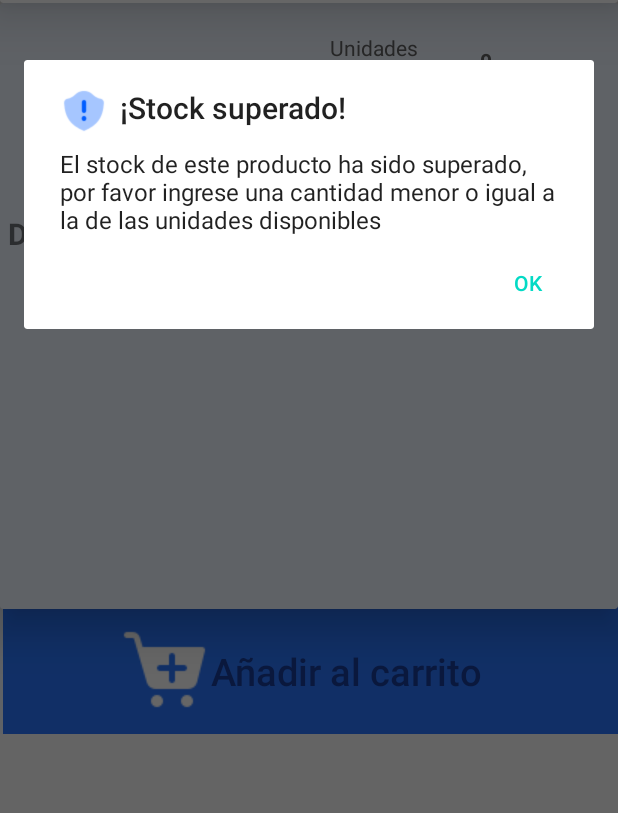
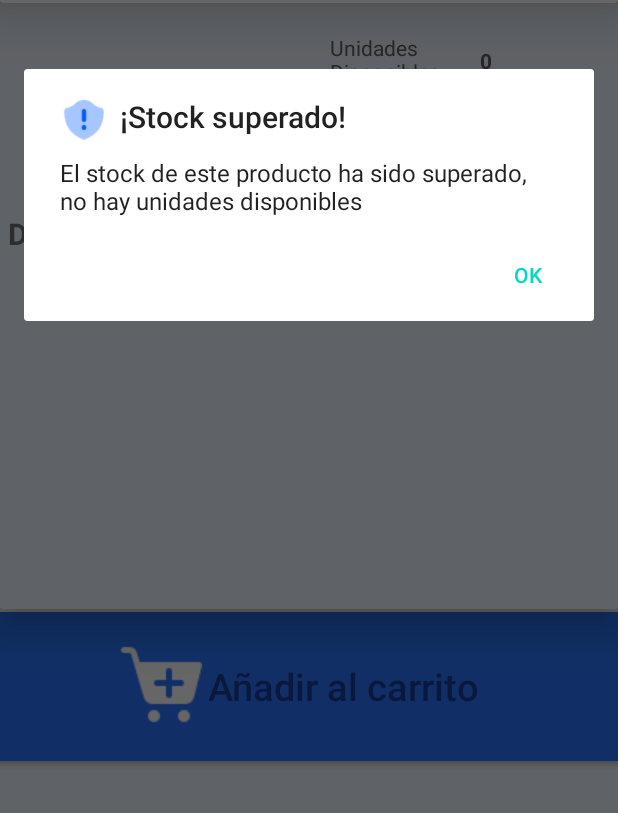
Before and after one commit to williamtocto/examen_complexivo_v2, an Android app: the DetalleProducto screen opened directly, with no data from a screen before it, after a tap on an icon or button, on a phone screen of 412 x 824 dp, the part 423-1236 px from its top. Run offline under Robolectric (Android 15) with nearby library versions, the light colour scheme and no system bars; our stand-ins replace Picasso; pictures from the network do not load; Roboto replaces fonts that are not available here; 6 statements that could not run were skipped.

Commit message:
Arreglo de que no se ingresen al carrito  productos en stock 0

```diff
--- a/app/src/main/java/com/example/proyecto_examen_complexivo/DetalleProducto.java
+++ b/app/src/main/java/com/example/proyecto_examen_complexivo/DetalleProducto.java
@@ -25,7 +25,7 @@ public class DetalleProducto extends AppCompatActivity {
     TextView nombreProdcuto, precioProdcuto, descripcionProducto, stockProdcuto;
     EditText cantidad;
     Button btnAñadirCarrito;
-    int  stock;
+    int stock;
     String nombre, precio, descripcion;
     String image;
     String id_producto;
@@ -35,15 +35,14 @@ public class DetalleProducto extends AppCompatActivity {
         super.onCreate(savedInstanceState);
         setContentView(R.layout.activity_detalle_producto);
         setTitle("Detalle del Producto");
+        btn_mas = findViewById(R.id.btnMasDetPro);
+        btn_menos = findViewById(R.id.btnMenosDetPro);
+        cantidad = findViewById(R.id.txt_cantidadProductoDetPro);
 
-        btn_mas=findViewById(R.id.btnMasDetPro);
-        btn_menos=findViewById(R.id.btnMenosDetPro);
-        cantidad=findViewById(R.id.txt_cantidadProductoDetPro);
-
-        btnAñadirCarrito=findViewById(R.id.btnAñadirCarrito);
+        btnAñadirCarrito = findViewById(R.id.btnAñadirCarrito);
 
         //Referencias UI
-        toolbar= findViewById(R.id.toolBar);
+        toolbar = findViewById(R.id.toolBar);
 
         //CONFIGURACION DEL TOOL BAR Y FLECHA DE RETORNO AL HOME //////////////////////
         setSupportActionBar(toolbar);
@@ -51,7 +50,7 @@ public class DetalleProducto extends AppCompatActivity {
         getSupportActionBar().setDisplayHomeAsUpEnabled(true);
         getSupportActionBar().setDisplayShowHomeEnabled(true);
         toolbar.setNavigationIcon(getResources().getDrawable(R.drawable.icon_btn_back_view));
-        Intent home= new Intent(this, MainActivity.class);
+        Intent home = new Intent(this, MainActivity.class);
 
         toolbar.setNavigationOnClickListener(new View.OnClickListener() {
             @Override
@@ -63,15 +62,13 @@ public class DetalleProducto extends AppCompatActivity {
         });
         //////////////////////////////////////////////////////////////////////////////////////////////
         productoDetalle = (Producto) getIntent().getExtras().getSerializable("itemDetail");
-
-
         //RECIVO DATOS MANDADOS AL SELECCIONAR UN PRODUCTO EN LA LISTA DEL HOME //////////////////////
         nombre = productoDetalle.getNombre();
         image = productoDetalle.getFoto();
         precio = String.valueOf(productoDetalle.getPrecio());
         descripcion = productoDetalle.getDescripcion();
         stock = productoDetalle.getStock();
-        id_producto= CodigoArchivo();
+        id_producto = CodigoArchivo();
 
         nombreProdcuto = findViewById(R.id.productName);
         descripcionProducto = findViewById(R.id.prodDesc);
@@ -104,7 +101,7 @@ public class DetalleProducto extends AppCompatActivity {
             @Override
             public void onClick(View view) {
 
-                if(!cantidad.getText().toString().equals("1")){
+                if (!cantidad.getText().toString().equals("1")) {
                     resCantidad();
                 }
             }
@@ -120,36 +117,36 @@ public class DetalleProducto extends AppCompatActivity {
             @Override
             public void onTextChanged(CharSequence charSequence, int i, int i1, int i2) {
                 /*Validadciones de entrada de cantidad de producto a comprar*/
-                try{
+                try {
                     /*Transformamos las entradas de los edit text en enteros para moyor comodidad*/
                     int stock;
                     int cantidadInput;
-                    stock= Integer.parseInt(stockProdcuto.getText().toString());
+                    stock = Integer.parseInt(stockProdcuto.getText().toString());
                     if (cantidad.getText().toString().equalsIgnoreCase("")) { //If para controlar exepcion al dejar el edit text vacio
-                        cantidadInput=0;
-                    }else {
-                        cantidadInput= Integer.parseInt(cantidad.getText().toString());
+                        cantidadInput = 0;
+                    } else {
+                        cantidadInput = Integer.parseInt(cantidad.getText().toString());
                     }
                     /*Validamos que la cantidad ingresada no supere al stock de la tienda*/
-                    if (cantidadInput>stock){
+                    if (cantidadInput > stock) {
                         new AlertDialog.Builder(DetalleProducto.this)
                                 .setIcon(R.drawable.icon_warning)
                                 .setTitle("¡Stock superado!")
-                                .setMessage("El stock de este producto ha sido superado, por favor ingrese una cantidad menor o igual a la de las unidades disponibles")
+                                .setMessage("El stock de este producto ha sido superado, no hay unidades disponibles")
                                 .setPositiveButton("OK", new DialogInterface.OnClickListener() {
                                     @Override
                                     public void onClick(DialogInterface dialogInterface, int i) {
                                     }
                                 })
                                 .show();
-                        btnAñadirCarrito.setEnabled(false);
+
                         btnAñadirCarrito.setTextColor(R.color.rojo_eliminar);
-                    }else {
+                    } else {
                         btnAñadirCarrito.setEnabled(true);
                         btnAñadirCarrito.setTextColor(R.color.white);
                     }
 
-                }catch (NumberFormatException ex){ /*capturamos el error si es que el usuario ingrese cualquier valor que no sea un numero entero*/
+                } catch (NumberFormatException ex) { /*capturamos el error si es que el usuario ingrese cualquier valor que no sea un numero entero*/
                     new AlertDialog.Builder(DetalleProducto.this)
                             .setIcon(R.drawable.icon_warning)
                             .setTitle("¡Valor no soportado!")
@@ -170,61 +167,71 @@ public class DetalleProducto extends AppCompatActivity {
             }
         });
 
-
-        //////////////////////////////////////////////////////////////////////////////////////////////
-
         //ACCION AL BOTON DE AÑADIR CARRITO //////////////////////
 
         btnAñadirCarrito.setOnClickListener(new View.OnClickListener() {
             @Override
             public void onClick(View view) {
-                if (cantidad.getText().toString().equalsIgnoreCase("") || cantidad.getText().toString().equalsIgnoreCase("0")) {
+
+                if (Integer.parseInt(stockProdcuto.getText().toString()) == 0) {
                     new AlertDialog.Builder(DetalleProducto.this)
                             .setIcon(R.drawable.icon_warning)
-                            .setTitle("¡Cantidad nula!")
-                            .setMessage("Antes de añadir al carrito asegurate de ingresar una catidad diferente de 0")
+                            .setTitle("¡Sin productos!")
+                            .setMessage("No existen Productos")
                             .setPositiveButton("OK", new DialogInterface.OnClickListener() {
                                 @Override
                                 public void onClick(DialogInterface dialogInterface, int i) {
                                 }
                             })
                             .show();
-                }else{
-                    addCarrito(true);
+                } else {
+                    if (cantidad.getText().toString().equalsIgnoreCase("") || cantidad.getText().toString().equalsIgnoreCase("0")) {
+                        new AlertDialog.Builder(DetalleProducto.this)
+                                .setIcon(R.drawable.icon_warning)
+                                .setTitle("¡Cantidad nula!")
+                                .setMessage("Antes de añadir al carrito asegurate de ingresar una catidad diferente de 0")
+                                .setPositiveButton("OK", new DialogInterface.OnClickListener() {
+                                    @Override
+                                    public void onClick(DialogInterface dialogInterface, int i) {
+                                    }
+                                })
+                                .show();
+                    } else {
+                        addCarrito(true);
+                    }
                 }
 
             }
         });
     }
 
-    private void sumCantidad(){
-        int num= Integer.parseInt(cantidad.getText().toString());
-        int suma= num+1;
+    private void sumCantidad() {
+        int num = Integer.parseInt(cantidad.getText().toString());
+        int suma = num + 1;
         cantidad.setText(String.valueOf(suma));
     }
 
-    private void resCantidad(){
-        int num= Integer.parseInt(cantidad.getText().toString());
-        int resta= num-1;
+    private void resCantidad() {
+        int num = Integer.parseInt(cantidad.getText().toString());
+        int resta = num - 1;
         cantidad.setText(String.valueOf(resta));
     }
 
-    private void addCarrito(boolean estado){
+    private void addCarrito(boolean estado) {
 
-        DbHelper db= new DbHelper(DetalleProducto.this);
-        String nombreP= nombreProdcuto.getText().toString();
-        String descP= descripcionProducto.getText().toString();
-        String precioP= precioProdcuto.getText().toString().substring(1,precioProdcuto.getText().toString().length());
-        String cantidadCompra= cantidad.getText().toString();
-        String imagen= image;
-     //   int stock= Integer.parseInt(stockProdcuto.getText().toString());
-
+        DbHelper db = new DbHelper(DetalleProducto.this);
+        String nombreP = nombreProdcuto.getText().toString();
+        String descP = descripcionProducto.getText().toString();
+        String precioP = precioProdcuto.getText().toString().substring(1, precioProdcuto.getText().toString().length());
+        String cantidadCompra = cantidad.getText().toString();
+        String imagen = image;
+        //   int stock= Integer.parseInt(stockProdcuto.getText().toString());
 
         Boolean validacion = db.ValidacionCarrito(productoDetalle.getNombre());
-        if (validacion==true){
+        if (validacion == true) {
             Toast.makeText(DetalleProducto.this, "Producto ya ingresado", Toast.LENGTH_SHORT).show();
             finish();
-        }else {
+        } else {
             Carrito carritoActual = new Carrito();
             carritoActual.setId_producto(CodigoArchivo());
             carritoActual.setNombre_producto(nombreP);
--- a/app/src/main/res/layout/activity_detalle_producto.xml
+++ b/app/src/main/res/layout/activity_detalle_producto.xml
@@ -10,7 +10,8 @@
     <LinearLayout
             android:layout_width="398dp"
             android:layout_height="769dp"
-            android:orientation="vertical" android:id="@+id/linearLayout2" tools:layout_editor_absoluteX="-5dp">
+            android:orientation="vertical" android:id="@+id/linearLayout2" tools:layout_editor_absoluteX="-5dp"
+            tools:ignore="MissingConstraints">
         <include
                 layout="@layout/toolbar"
                 android:layout_width="match_parent"
@@ -159,6 +160,21 @@
                         android:textStyle="bold"/>
             </LinearLayout>
         </androidx.cardview.widget.CardView>
+        <Button
+                android:text="Añadir al carrito"
+                android:layout_width="match_parent"
+                android:layout_height="99dp"
+                android:id="@+id/btnAñadirCarrito"
+                android:textColor="@color/white"
+                android:textSize="25sp"
+                android:layout_marginTop="2dp"
+                android:elevation="0dp"
+                android:background="@color/azul_claro"
+                android:textAllCaps="false"
+                android:layout_marginStart="-1dp"
+                android:drawableStart="@drawable/icon_add_shopping_cart"
+                android:paddingLeft="80dp"
+                android:textAlignment="viewStart"/>
         <LinearLayout
                 android:orientation="horizontal"
                 android:layout_width="match_parent"
@@ -170,21 +186,6 @@
                     android:layout_height="93dp" android:id="@+id/linearLayout"
                     android:elevation="10dp" android:background="@android:color/transparent"
                     android:layout_marginStart="2dp" android:layout_weight="1">
-                <Button
-                        android:text="Añadir al carrito"
-                        android:layout_width="match_parent"
-                        android:layout_height="99dp"
-                        android:id="@+id/btnAñadirCarrito"
-                        android:textColor="@color/white"
-                        android:textSize="25sp"
-                        android:layout_marginTop="2dp"
-                        android:elevation="0dp"
-                        android:background="@color/azul_claro"
-                        android:textAllCaps="false"
-                        android:layout_marginStart="-1dp"
-                        android:drawableStart="@drawable/icon_add_shopping_cart"
-                        android:paddingLeft="80dp"
-                        android:textAlignment="viewStart"/>
             </LinearLayout>
         </LinearLayout>
     </LinearLayout>
```
Also changed, not shown: app/src/main/java/com/example/proyecto_examen_complexivo/Fragments/ProductosFragment.java (+1 -18 lines).
